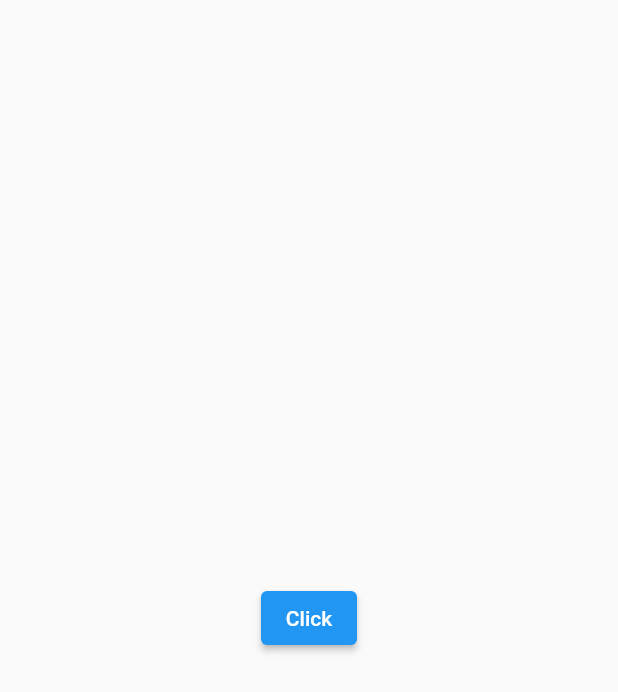
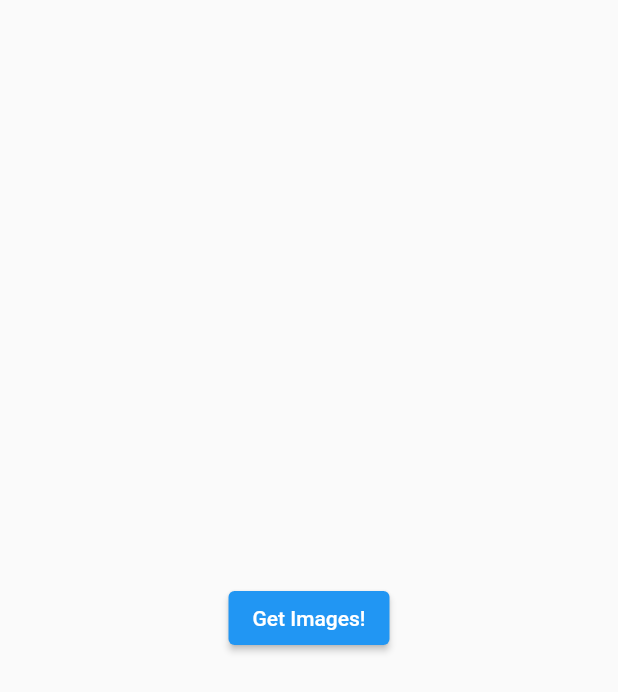
Before and after one commit to akansha-jain-435/api_tasks, a Flutter app: the screen it shows after launch, on a phone screen of 412 x 824 dp. Shown: the top 692 px of the screen. Run offline on Flutter 3.47's test engine with Material 2 defaults, Android fonts, the phone set to English and light mode, and no system bars; our stand-ins replace bloc, flutter_bloc.

Commit message:
Implemented BLoC on Image API

```diff
--- a/lib/main.dart
+++ b/lib/main.dart
@@ -1,5 +1,8 @@
 import 'package:api_tasks/animation.dart';
 import 'package:api_tasks/animation_basic.dart';
+import 'package:api_tasks/task_3/bloc/image_bloc.dart';
+import 'package:api_tasks/task_3/image_bloc_page.dart';
+import 'package:api_tasks/task_3/image_page.dart';
 import 'package:api_tasks/task_5/post_api_future.dart';
 import 'package:api_tasks/task_5/post_future_page.dart';
 import 'package:api_tasks/task_6/bloc/api_bloc_bloc.dart';
@@ -24,9 +27,10 @@ class _MyAppState extends State<MyApp> {
   Widget build(BuildContext context) {
     return MaterialApp(
       title: 'API Tasks',
+      // home: ImagePage(),
       home: BlocProvider(
-        create: (context) => ApiBlocBloc(),
-        child: BlocUI(),
+        create: (context) => ImageBloc(),
+        child: const ImageBlocPage(), // to whom the BLoC needs to be provided
       ),
     );
   }
--- /dev/null
+++ b/lib/task_3/bloc/image_bloc.dart
@@ -0,0 +1,32 @@
+import 'package:api_tasks/task_2/app_service.dart';
+import 'package:api_tasks/task_3/images_model.dart';
+import 'package:bloc/bloc.dart';
+import 'package:meta/meta.dart';
+
+part 'image_event.dart';
+part 'image_state.dart';
+
+class ImageBloc extends Bloc<ImageEvent, ImageState> {
+  ImageBloc() : super(ImageInitial()) {
+    on<ImageEvent>((event, emit) {
+      // TODO: implement event handler
+    });
+
+    on<GetImageEvent>(_handleGetImageEvent);
+  }
+
+  Future<void> _handleGetImageEvent(
+    GetImageEvent event,
+    Emitter emit,
+  ) async {
+    try {
+      emit(ImageLoadingState());
+      final images = await AppService().getImage();
+      emit(
+        ImageSuccessState(image: images),
+      );
+    } catch (e) {
+      emit(ImageErrorState());
+    }
+  }
+}
--- /dev/null
+++ b/lib/task_3/bloc/image_event.dart
@@ -0,0 +1,6 @@
+part of 'image_bloc.dart';
+
+@immutable
+abstract class ImageEvent {}
+
+class GetImageEvent extends ImageEvent {}
--- /dev/null
+++ b/lib/task_3/bloc/image_state.dart
@@ -0,0 +1,16 @@
+part of 'image_bloc.dart';
+
+@immutable
+abstract class ImageState {}
+
+class ImageInitial extends ImageState {}
+
+class ImageLoadingState extends ImageState {}
+
+class ImageErrorState extends ImageState {}
+
+class ImageSuccessState extends ImageState {
+  final List<ImagesModel> image;
+
+  ImageSuccessState({required this.image});
+}
--- /dev/null
+++ b/lib/task_3/image_bloc_page.dart
@@ -0,0 +1,47 @@
+import 'package:api_tasks/task_3/bloc/image_bloc.dart';
+import 'package:flutter/material.dart';
+import 'package:flutter/src/widgets/container.dart';
+import 'package:flutter/src/widgets/framework.dart';
+import 'package:flutter_bloc/flutter_bloc.dart';
+
+class ImageBlocPage extends StatelessWidget {
+  const ImageBlocPage({super.key});
+
+  @override
+  Widget build(BuildContext context) {
+    return Scaffold(
+      body: Center(
+        child: BlocConsumer<ImageBloc, ImageState>(
+          builder: (context, state) {
+            if (state is ImageSuccessState) {
+              return ListView.builder(
+                itemCount: state.image.length,
+                itemBuilder: (context, index) {
+                  return Image(image: NetworkImage(state.image[index].url));
+                },
+              );
+            }
+            if (state is ImageLoadingState) {
+              return const CircularProgressIndicator();
+            }
+            return ElevatedButton(
+              onPressed: () {
+                context.read<ImageBloc>().add(GetImageEvent());
+              },
+              child: const Text('Get Images!'),
+            );
+          },
+          listener: (context, state) {
+            if (state is ImageErrorState) {
+              ScaffoldMessenger.of(context).showSnackBar(
+                const SnackBar(
+                  content: Text('Error!'),
+                ),
+              );
+            }
+          },
+        ),
+      ),
+    );
+  }
+}
--- a/lib/task_3/image_page.dart
+++ b/lib/task_3/image_page.dart
@@ -14,7 +14,7 @@ class ImagePage extends StatefulWidget {
 class _ImagePageState extends State<ImagePage> {
   List<ImagesModel> images = [];
 
-  void changeImage() async {
+  void getImage() async {
     images = await AppService().getImage();
     setState(() {});
   }
@@ -26,7 +26,7 @@ class _ImagePageState extends State<ImagePage> {
         children: [
           TextButton(
             onPressed: () {
-              changeImage();
+              getImage();
             },
             child: const Text('Click'),
           ),
```
